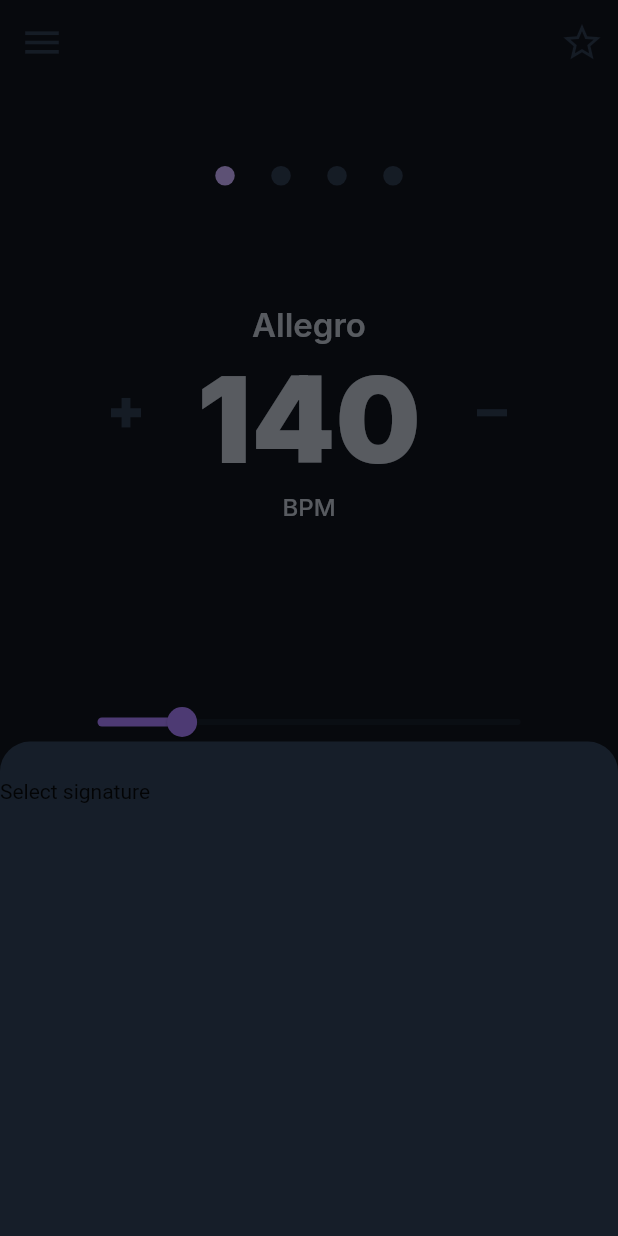
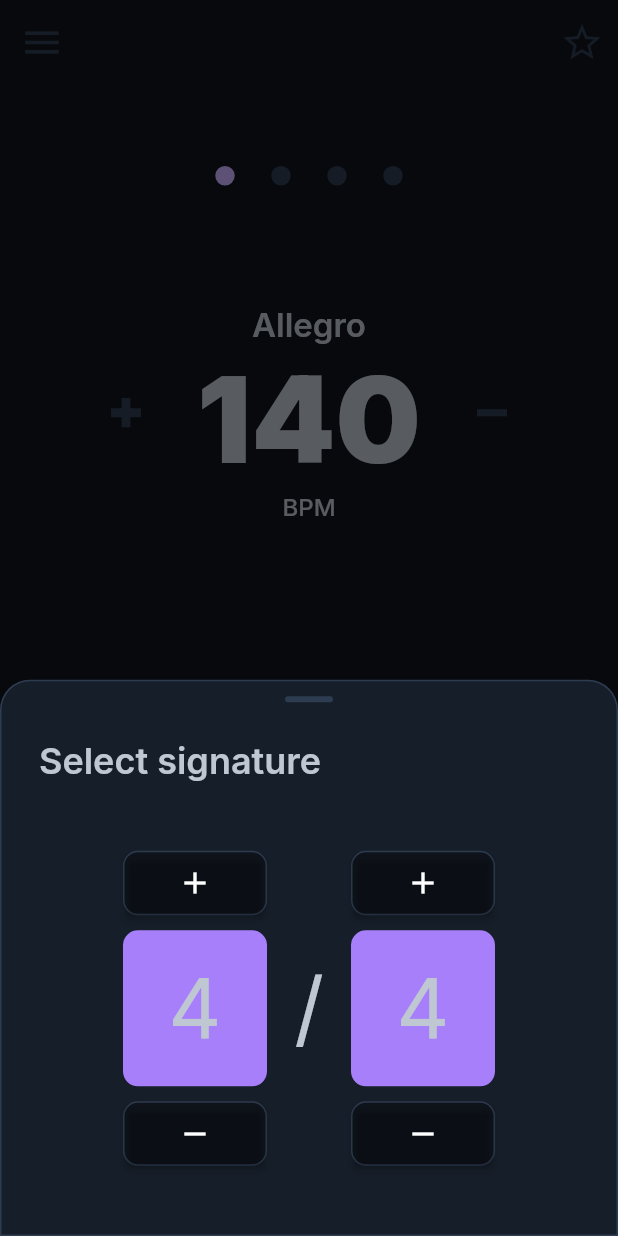
Before and after one commit to janhoffmann3/metronome_app, a Flutter app: the screen it shows after launch, after a tap on "4/4", on a phone screen of 412 x 824 dp. Run offline on Flutter 3.47's test engine with Material 2 defaults, Android fonts, the phone set to English and light mode, and no system bars; our stand-ins replace flutter_riverpod, flutter_svg, google_fonts.

Commit message:
signature selection added

```diff
--- a/lib/pages/main_page.dart
+++ b/lib/pages/main_page.dart
@@ -62,7 +62,10 @@ class MainPage extends ConsumerWidget {
       // App drawer.
       drawer: Drawer(
         child: Container(
-            color: AppColors.secondary700,
+            decoration: const BoxDecoration(
+                color: AppColors.secondary700,
+                border:
+                    Border(right: BorderSide(color: AppColors.secondary500))),
             child: ListView(
               children: [
                 const SizedBox(
--- /dev/null
+++ b/lib/resources/values/app_enums.dart
@@ -0,0 +1,3 @@
+enum SignatureButtonType { inc, dec }
+
+enum SignatureDisplayNumeral { first, second }
--- a/lib/resources/values/app_fonts.dart
+++ b/lib/resources/values/app_fonts.dart
@@ -3,6 +3,12 @@ import 'package:google_fonts/google_fonts.dart';
 import 'package:metronome_app/resources/values/app_colors.dart';
 
 class AppFonts {
+  static TextStyle titleNormal = GoogleFonts.inter(
+      fontSize: 24,
+      fontWeight: FontWeight.w600,
+      letterSpacing: 0,
+      color: AppColors.secondary200);
+
   static TextStyle titleSmall = GoogleFonts.inter(
     fontSize: 22,
     fontWeight: FontWeight.w600,
@@ -40,4 +46,9 @@ class AppFonts {
 
   static TextStyle displaySmall = GoogleFonts.inter(
       fontSize: 40, fontWeight: FontWeight.bold, color: AppColors.primary400);
+
+  static TextStyle signatureNumber = GoogleFonts.inter(
+      fontSize: 55,
+      fontWeight: FontWeight.normal,
+      color: AppColors.secondary200);
 }
--- /dev/null
+++ b/lib/widgets/bottom_menu/play_button.dart
@@ -0,0 +1,26 @@
+import 'package:flutter/material.dart';
+
+import '../../resources/values/app_colors.dart';
+
+class PlayButton extends StatelessWidget {
+  const PlayButton({
+    super.key,
+  });
+
+  @override
+  Widget build(BuildContext context) {
+    return Container(
+        width: 90,
+        height: 90,
+        margin: const EdgeInsets.only(top: 40),
+        child: FloatingActionButton(
+          onPressed: () {},
+          backgroundColor: AppColors.primary400,
+          child: const Icon(
+            Icons.play_arrow_rounded,
+            size: 50,
+            color: AppColors.secondary900,
+          ),
+        ));
+  }
+}
--- /dev/null
+++ b/lib/widgets/bottom_menu/signature_selection_button.dart
@@ -0,0 +1,91 @@
+import 'package:flutter/material.dart';
+
+import '../../resources/values/app_colors.dart';
+import '../../resources/values/app_fonts.dart';
+import '../signature_selection/signature_selection_widget.dart';
+
+class SignatureSelectionButton extends StatelessWidget {
+  const SignatureSelectionButton({
+    super.key,
+  });
+
+  @override
+  Widget build(BuildContext context) {
+    return Column(
+      children: [
+        Container(
+          width: 65,
+          height: 65,
+          decoration: BoxDecoration(
+              borderRadius: const BorderRadius.all(Radius.circular(50)),
+              border: Border.all(color: AppColors.secondary500)),
+          child: FloatingActionButton(
+            onPressed: () {
+              showModalBottomSheet(
+                  backgroundColor: Colors.transparent,
+                  isScrollControlled: true,
+                  context: context,
+                  builder: ((context) {
+                    return Container(
+                      height: MediaQuery.of(context).size.height * 0.45,
+                      decoration: BoxDecoration(
+                        color: AppColors.secondary700,
+                        borderRadius: const BorderRadius.only(
+                            topLeft: Radius.circular(20),
+                            topRight: Radius.circular(20)),
+                        border: Border.all(color: AppColors.secondary500),
+                      ),
+                      child: Column(
+                        crossAxisAlignment: CrossAxisAlignment.start,
+                        children: [
+                          const SizedBox(
+                            height: 10,
+                          ),
+                          Center(
+                            child: Container(
+                              width: 32,
+                              height: 4,
+                              decoration: const BoxDecoration(
+                                  color: AppColors.secondary500,
+                                  borderRadius:
+                                      BorderRadius.all(Radius.circular(10))),
+                            ),
+                          ),
+                          const SizedBox(height: 25),
+                          Container(
+                            margin: const EdgeInsets.only(left: 25),
+                            child: Text(
+                              "Select signature",
+                              style: AppFonts.titleNormal,
+                            ),
+                          ),
+                          const SizedBox(
+                            height: 45,
+                          ),
+                          const Center(
+                            child: SignatureSelectionWidget(),
+                          )
+                        ],
+                      ),
+                    );
+                  }));
+            },
+            elevation: 0,
+            backgroundColor: AppColors.secondary900,
+            child: Text(
+              "4/4",
+              style: AppFonts.sigIcon,
+            ),
+          ),
+        ),
+        Container(
+          margin: const EdgeInsets.only(top: 5),
+          child: Text(
+            "Signature",
+            style: AppFonts.labelSmall,
+          ),
+        )
+      ],
+    );
+  }
+}
--- /dev/null
+++ b/lib/widgets/bottom_menu/sound_selection_button.dart
@@ -0,0 +1,57 @@
+import 'package:flutter/material.dart';
+import 'package:flutter_svg/svg.dart';
+
+import '../../resources/values/app_colors.dart';
+import '../../resources/values/app_fonts.dart';
+
+class SoundSelectionButton extends StatelessWidget {
+  const SoundSelectionButton({
+    super.key,
+  });
+
+  @override
+  Widget build(BuildContext context) {
+    return Column(
+      children: [
+        Container(
+          width: 65,
+          height: 65,
+          decoration: BoxDecoration(
+              borderRadius: const BorderRadius.all(Radius.circular(50)),
+              border: Border.all(color: AppColors.secondary500)),
+          child: FloatingActionButton(
+              onPressed: () {
+                showModalBottomSheet(
+                    backgroundColor: Colors.transparent,
+                    isScrollControlled: true,
+                    context: context,
+                    builder: ((context) {
+                      return Container(
+                        height: MediaQuery.of(context).size.height * 0.7,
+                        decoration: const BoxDecoration(
+                            color: AppColors.secondary700,
+                            borderRadius: BorderRadius.only(
+                                topLeft: Radius.circular(20),
+                                topRight: Radius.circular(20))),
+                      );
+                    }));
+              },
+              elevation: 0,
+              backgroundColor: AppColors.secondary900,
+              child: SvgPicture.asset("assets/icons/icon_note.svg",
+                  height: 27,
+                  width: 23,
+                  colorFilter: const ColorFilter.mode(
+                      AppColors.secondary200, BlendMode.srcIn))),
+        ),
+        Container(
+          margin: const EdgeInsets.only(top: 5),
+          child: Text(
+            "Sound",
+            style: AppFonts.labelSmall,
+          ),
+        )
+      ],
+    );
+  }
+}
--- a/lib/widgets/main_page/bottom_menu_widget.dart
+++ b/lib/widgets/main_page/bottom_menu_widget.dart
@@ -1,8 +1,8 @@
 import 'package:flutter/material.dart';
-import 'package:flutter_svg/flutter_svg.dart';
 
-import '../../resources/values/app_colors.dart';
-import '../../resources/values/app_fonts.dart';
+import '../bottom_menu/play_button.dart';
+import '../bottom_menu/signature_selection_button.dart';
+import '../bottom_menu/sound_selection_button.dart';
 
 class BottomMenuWidget extends StatelessWidget {
   const BottomMenuWidget({
@@ -14,20 +14,8 @@ class BottomMenuWidget extends StatelessWidget {
     return Center(
       child: Stack(children: [
         // Play button
-        Center(
-          child: Container(
-              width: 90,
-              height: 90,
-              margin: const EdgeInsets.only(top: 40),
-              child: FloatingActionButton(
-                onPressed: () {},
-                backgroundColor: AppColors.primary400,
-                child: const Icon(
-                  Icons.play_arrow_rounded,
-                  size: 50,
-                  color: AppColors.secondary900,
-                ),
-              )),
+        const Center(
+          child: PlayButton(),
         ),
 
         // Secondary buttons
@@ -36,113 +24,14 @@ class BottomMenuWidget extends StatelessWidget {
             width: 320,
             height: 90,
             margin: const EdgeInsets.only(top: 48),
-            child: Row(
+            child: const Row(
                 mainAxisAlignment: MainAxisAlignment.spaceBetween,
                 children: [
                   // Sound selection button
-                  Column(
-                    children: [
-                      Container(
-                        width: 65,
-                        height: 65,
-                        decoration: BoxDecoration(
-                            borderRadius:
-                                const BorderRadius.all(Radius.circular(50)),
-                            border: Border.all(color: AppColors.secondary500)),
-                        child: FloatingActionButton(
-                            onPressed: () {
-                              showModalBottomSheet(
-                                  backgroundColor: Colors.transparent,
-                                  isScrollControlled: true,
-                                  context: context,
-                                  builder: ((context) {
-                                    return Container(
-                                      height:
-                                          MediaQuery.of(context).size.height *
-                                              0.7,
-                                      decoration: const BoxDecoration(
-                                          color: AppColors.secondary700,
-                                          borderRadius: BorderRadius.only(
-                                              topLeft: Radius.circular(20),
-                                              topRight: Radius.circular(20))),
-                                    );
-                                  }));
-                            },
-                            elevation: 0,
-                            backgroundColor: AppColors.secondary900,
-                            child: SvgPicture.asset(
-                                "assets/icons/icon_note.svg",
-                                height: 27,
-                                width: 23,
-                                colorFilter: const ColorFilter.mode(
-                                    AppColors.secondary200, BlendMode.srcIn))),
-                      ),
-                      Container(
-                        margin: const EdgeInsets.only(top: 5),
-                        child: Text(
-                          "Sound",
-                          style: AppFonts.labelSmall,
-                        ),
-                      )
-                    ],
-                  ),
+                  SoundSelectionButton(),
 
                   // Signature selection button
-                  Column(
-                    children: [
-                      Container(
-                        width: 65,
-                        height: 65,
-                        decoration: BoxDecoration(
-                            borderRadius:
-                                const BorderRadius.all(Radius.circular(50)),
-                            border: Border.all(color: AppColors.secondary500)),
-                        child: FloatingActionButton(
-                          onPressed: () {
-                            showModalBottomSheet(
-                                backgroundColor: Colors.transparent,
-                                isScrollControlled: true,
-                                context: context,
-                                builder: ((context) {
-                                  return Container(
-                                    height: MediaQuery.of(context).size.height *
-                                        0.4,
-                                    decoration: const BoxDecoration(
-                                        color: AppColors.secondary700,
-                                        borderRadius: BorderRadius.only(
-                                            topLeft: Radius.circular(20),
-                                            topRight: Radius.circular(20))),
-                                    child: const Column(
-                                      crossAxisAlignment:
-                                          CrossAxisAlignment.start,
-                                      children: [
-                                        SizedBox(height: 25),
-                                        Text("Select signature"),
-                                        SizedBox(
-                                          height: 45,
-                                        )
-                                      ],
-                                    ),
-                                  );
-                                }));
-                          },
-                          elevation: 0,
-                          backgroundColor: AppColors.secondary900,
-                          child: Text(
-                            "4/4",
-                            style: AppFonts.sigIcon,
-                          ),
-                        ),
-                      ),
-                      Container(
-                        margin: const EdgeInsets.only(top: 5),
-                        child: Text(
-                          "Signature",
-                          style: AppFonts.labelSmall,
-                        ),
-                      )
-                    ],
-                  ),
+                  SignatureSelectionButton(),
                 ]),
           ),
         ),
--- /dev/null
+++ b/lib/widgets/signature_selection/signature_change_button.dart
@@ -0,0 +1,28 @@
+import 'package:flutter/material.dart';
+
+import '../../resources/values/app_colors.dart';
+
+class SignatureChangeButton extends StatelessWidget {
+  final Enum type;
+  final Icon mainIcon;
+
+  const SignatureChangeButton(
+      {super.key, required this.mainIcon, required this.type});
+
+  @override
+  Widget build(BuildContext context) {
+    return Container(
+      width: 96,
+      height: 43,
+      decoration: BoxDecoration(
+          color: AppColors.secondary900,
+          border: Border.all(color: AppColors.secondary500),
+          borderRadius: const BorderRadius.all(Radius.circular(10))),
+      child: ElevatedButton(
+        onPressed: () {},
+        style: ElevatedButton.styleFrom(backgroundColor: Colors.transparent),
+        child: mainIcon,
+      ),
+    );
+  }
+}
--- /dev/null
+++ b/lib/widgets/signature_selection/signature_display_widget.dart
@@ -0,0 +1,31 @@
+import 'package:flutter/material.dart';
+
+import '../../resources/values/app_colors.dart';
+import '../../resources/values/app_fonts.dart';
+
+class SignatureDisplayWidget extends StatelessWidget {
+  final Enum numeral;
+  final String signatureText;
+
+  const SignatureDisplayWidget({
+    super.key,
+    required this.numeral,
+    required this.signatureText,
+  });
+
+  @override
+  Widget build(BuildContext context) {
+    return Container(
+      width: 96,
+      height: 104,
+      decoration: const BoxDecoration(
+          borderRadius: BorderRadius.all(Radius.circular(10)),
+          color: AppColors.primary400),
+      child: Center(
+          child: Text(
+        signatureText,
+        style: AppFonts.signatureNumber,
+      )),
+    );
+  }
+}
--- /dev/null
+++ b/lib/widgets/signature_selection/signature_selection_widget.dart
@@ -0,0 +1,66 @@
+import 'package:flutter/material.dart';
+import 'package:metronome_app/resources/values/app_enums.dart';
+
+import '../../resources/values/app_fonts.dart';
+import 'signature_change_button.dart';
+import 'signature_display_widget.dart';
+
+class SignatureSelectionWidget extends StatelessWidget {
+  const SignatureSelectionWidget({
+    super.key,
+  });
+
+  @override
+  Widget build(BuildContext context) {
+    return SizedBox(
+      width: 248,
+      child: Row(
+        mainAxisAlignment: MainAxisAlignment.spaceBetween,
+        children: [
+          const Column(
+            children: [
+              SignatureChangeButton(
+                mainIcon: Icon(Icons.add),
+                type: SignatureButtonType.inc,
+              ),
+              SizedBox(
+                height: 10,
+              ),
+              SignatureDisplayWidget(
+                signatureText: "4",
+                numeral: SignatureDisplayNumeral.first,
+              ),
+              SizedBox(
+                height: 10,
+              ),
+              SignatureChangeButton(
+                  mainIcon: Icon(Icons.remove), type: SignatureButtonType.dec),
+            ],
+          ),
+          Text(
+            "/",
+            style: AppFonts.signatureNumber,
+          ),
+          const Column(
+            children: [
+              SignatureChangeButton(
+                mainIcon: Icon(Icons.add),
+                type: SignatureButtonType.inc,
+              ),
+              SizedBox(
+                height: 10,
+              ),
+              SignatureDisplayWidget(
+                  numeral: SignatureDisplayNumeral.second, signatureText: "4"),
+              SizedBox(
+                height: 10,
+              ),
+              SignatureChangeButton(
+                  mainIcon: Icon(Icons.remove), type: SignatureButtonType.dec),
+            ],
+          ),
+        ],
+      ),
+    );
+  }
+}
```
